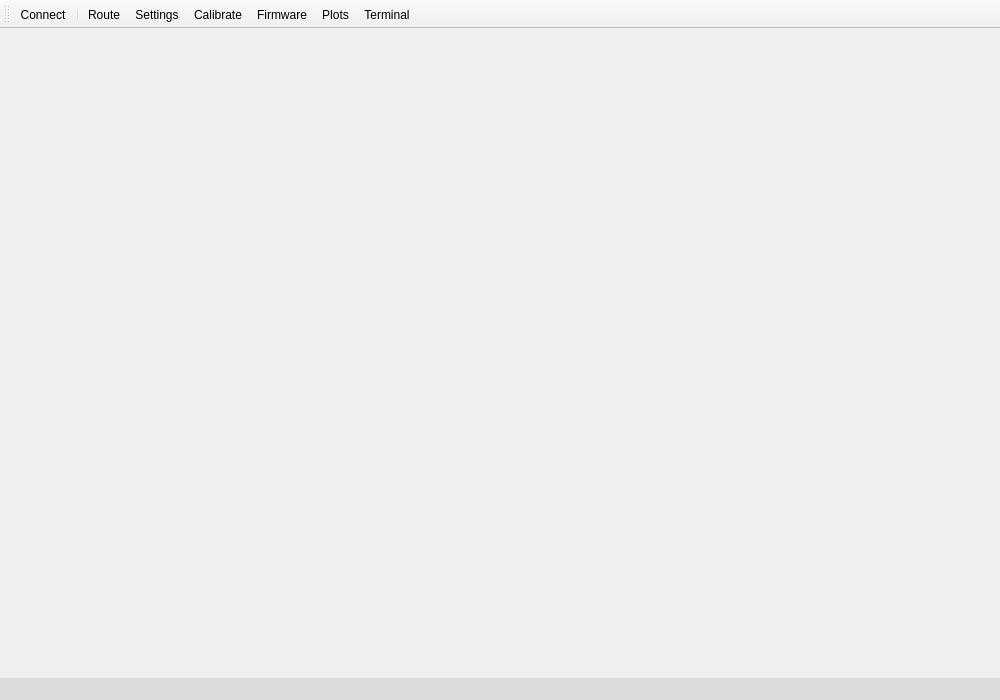
The window that AeroQuadCommunicator/communicator.ui (AeroQuad/AeroQuadCommunicator) describes before a commit, drawn with Qt 5.
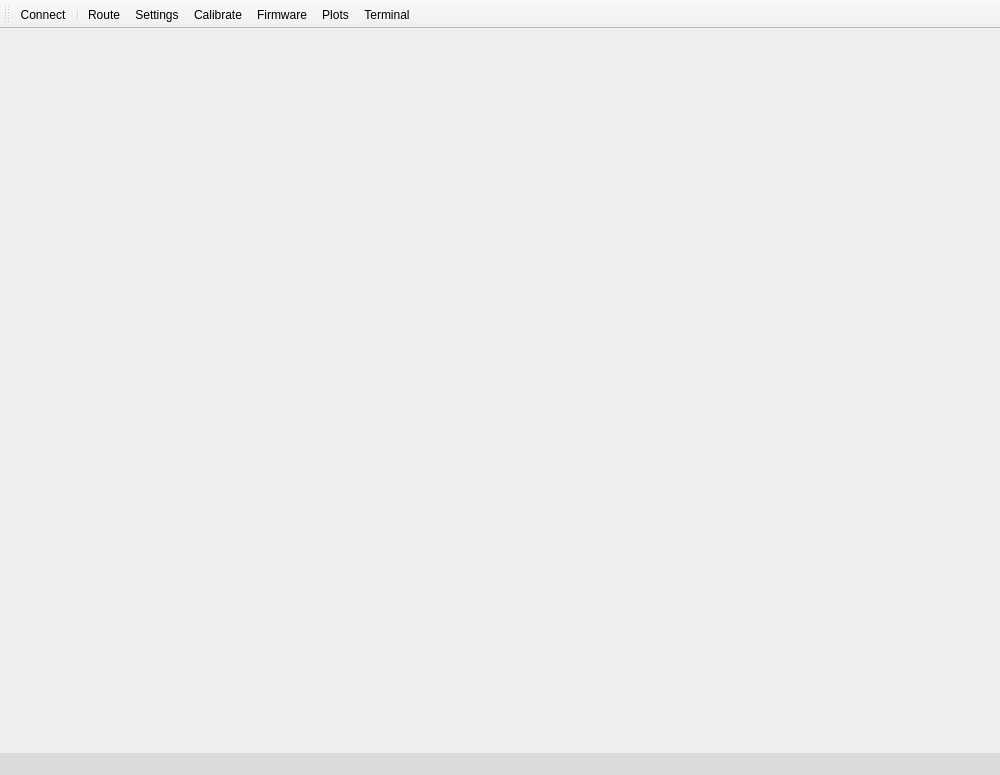
The same window after the commit. Icons and pictures are not drawn.

Diff of the .ui file:
```diff
--- a/AeroQuadCommunicator/communicator.ui
+++ b/AeroQuadCommunicator/communicator.ui
@@ -7,7 +7,7 @@
     <x>0</x>
     <y>0</y>
     <width>1000</width>
-    <height>700</height>
+    <height>775</height>
    </rect>
   </property>
   <property name="sizePolicy">
@@ -19,7 +19,7 @@
   <property name="minimumSize">
    <size>
     <width>1000</width>
-    <height>700</height>
+    <height>775</height>
    </size>
   </property>
   <property name="windowTitle">
```
